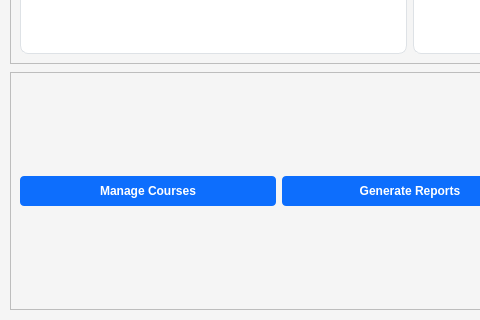
OMarey1/University-Course-Registration-System, file UCRS/Forms/dashboard.ui: the form before one commit; both pictures show x 0 to 480 and y 429 to 749 of the 820 by 749 pixel window.
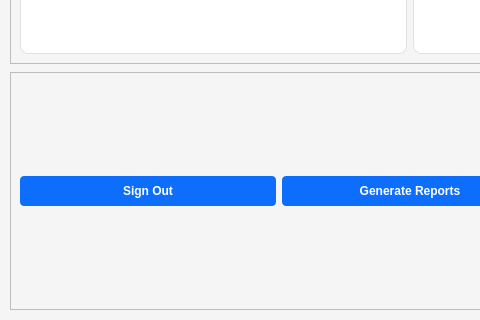
The form after the commit.

Commit message: Added back buttons to the report page and the course registration page. Also, added sign out button to the dashboard.

```diff
--- a/UCRS/Forms/dashboard.ui
+++ b/UCRS/Forms/dashboard.ui
@@ -213,7 +213,7 @@
          <string notr="true">background-color: #0d6efd; color: white; border: none; border-radius: 4px; padding: 8px 16px; font-weight: bold;</string>
         </property>
         <property name="text">
-         <string>Manage Courses</string>
+         <string>Sign Out</string>
         </property>
        </widget>
       </item>
```
Left out of the diff: 2 changed lines with no effect on the pictures. The commit also changes 8 other files.
